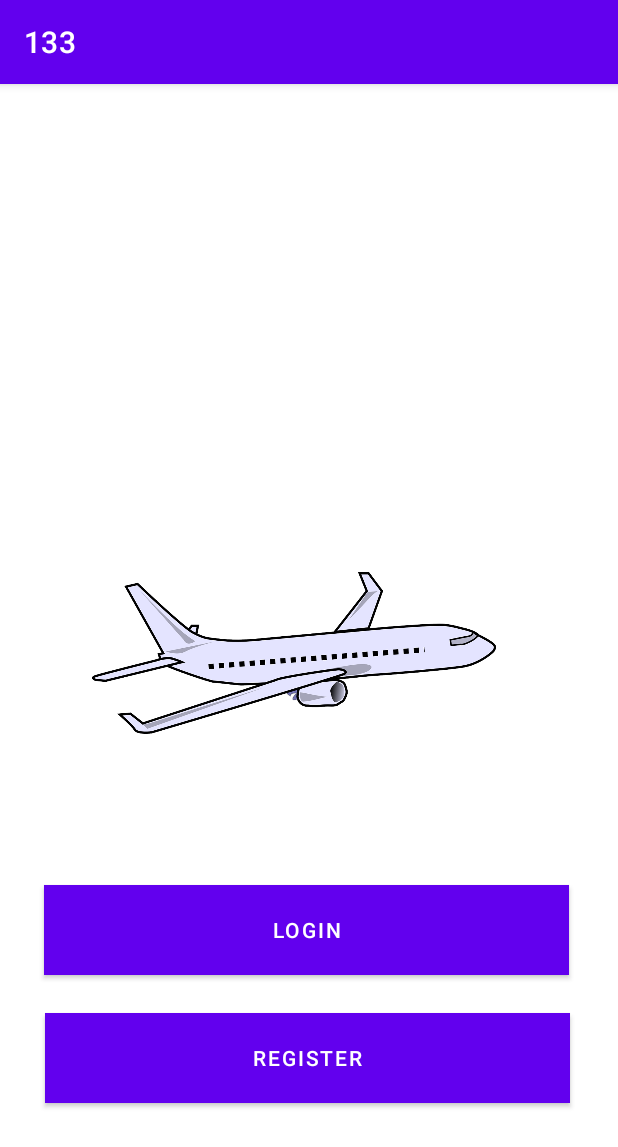
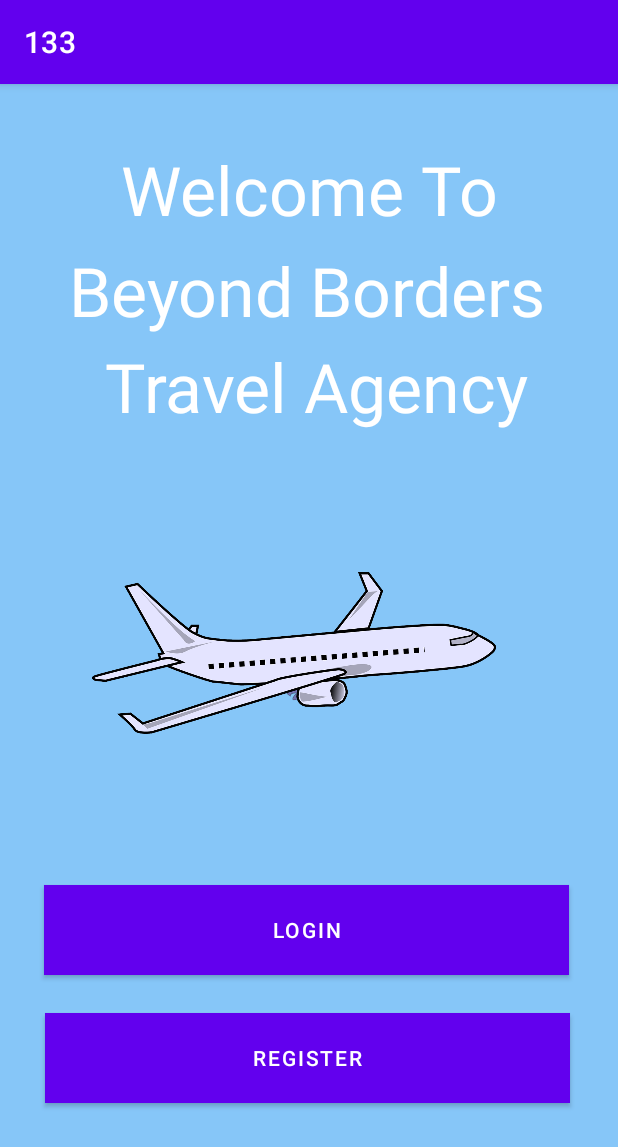
Before and after one commit to keivanh00/133, an Android app: the screen it shows after launch (MainActivity), on a phone screen of 412 x 824 dp. Shown: the top 1147 px of the screen. Run offline under Robolectric (Android 15) with nearby library versions, the phone set to English and light mode, and no system bars.

Commit message:
Fixed the background color

```diff
--- a/app/src/main/res/layout/activity_login_page.xml
+++ b/app/src/main/res/layout/activity_login_page.xml
@@ -4,6 +4,7 @@
     xmlns:tools="http://schemas.android.com/tools"
     android:layout_width="match_parent"
     android:layout_height="match_parent"
+    android:background="#8A2196F3"
     tools:context=".LoginPage">
 
     <com.google.android.material.textfield.TextInputEditText
--- a/app/src/main/res/layout/activity_main.xml
+++ b/app/src/main/res/layout/activity_main.xml
@@ -4,6 +4,7 @@
     xmlns:tools="http://schemas.android.com/tools"
     android:layout_width="match_parent"
     android:layout_height="match_parent"
+    android:background="#8A2196F3"
     tools:context=".MainActivity">
 
     <Button
--- a/app/src/main/res/layout/activity_register_page.xml
+++ b/app/src/main/res/layout/activity_register_page.xml
@@ -4,6 +4,7 @@
     xmlns:tools="http://schemas.android.com/tools"
     android:layout_width="match_parent"
     android:layout_height="match_parent"
+    android:background="#8A2196F3"
     tools:context=".RegisterPage">
 
     <com.google.android.material.textfield.TextInputEditText
@@ -87,5 +88,4 @@
         app:srcCompat="@drawable/aloha" />
 
 
-
 </androidx.constraintlayout.widget.ConstraintLayout>
```
